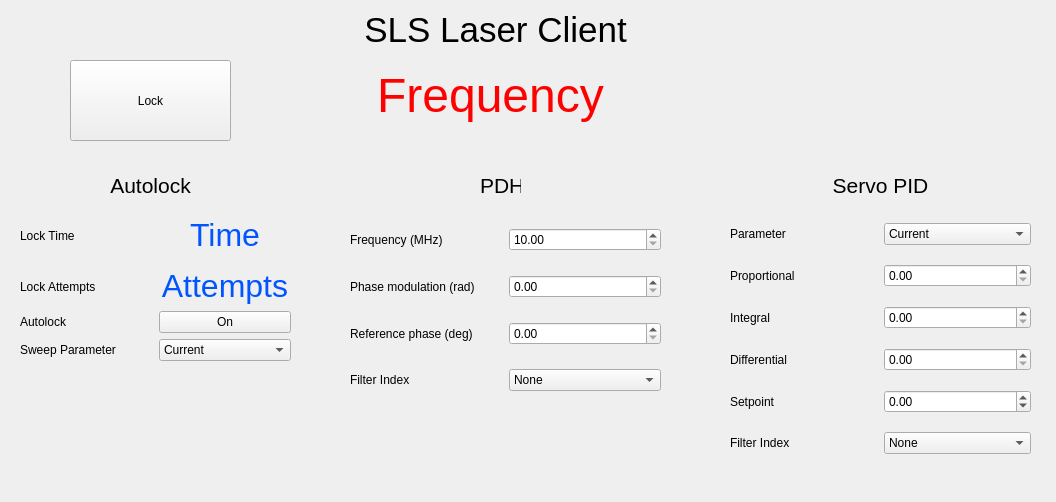
Qt form lib/clients/SLS_client/sls_gui.ui (EGGS-Experiment/EGGS_labrad) before a commit.
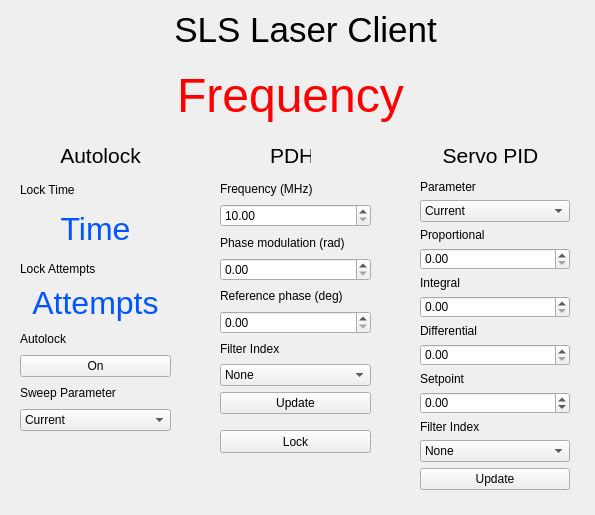
The same form after that commit.

What changed in the file:
```diff
--- a/lib/clients/SLS_client/sls_gui.ui
+++ b/lib/clients/SLS_client/sls_gui.ui
@@ -6,8 +6,8 @@
    <rect>
     <x>0</x>
     <y>0</y>
-    <width>1056</width>
-    <height>502</height>
+    <width>595</width>
+    <height>515</height>
    </rect>
   </property>
   <property name="windowTitle">
@@ -16,8 +16,8 @@
   <widget class="QLabel" name="PDH_label">
    <property name="geometry">
     <rect>
-     <x>480</x>
-     <y>170</y>
+     <x>270</x>
+     <y>140</y>
      <width>41</width>
      <height>31</height>
     </rect>
@@ -29,8 +29,8 @@
   <widget class="QLabel" name="servo_label">
    <property name="geometry">
     <rect>
-     <x>830</x>
-     <y>170</y>
+     <x>440</x>
+     <y>140</y>
      <width>101</width>
      <height>31</height>
     </rect>
@@ -42,8 +42,8 @@
   <widget class="QLabel" name="autolock_label">
    <property name="geometry">
     <rect>
-     <x>110</x>
-     <y>170</y>
+     <x>60</x>
+     <y>140</y>
      <width>81</width>
      <height>31</height>
     </rect>
@@ -55,7 +55,7 @@
   <widget class="QLabel" name="sls_label">
    <property name="geometry">
     <rect>
-     <x>360</x>
+     <x>170</x>
      <y>10</y>
      <width>271</width>
      <height>41</height>
@@ -68,7 +68,7 @@
   <widget class="QLabel" name="frequency">
    <property name="geometry">
     <rect>
-     <x>330</x>
+     <x>130</x>
      <y>60</y>
      <width>321</width>
      <height>71</height>
@@ -81,10 +81,10 @@
   <widget class="QPushButton" name="lockswitch">
    <property name="geometry">
     <rect>
-     <x>70</x>
-     <y>60</y>
-     <width>161</width>
-     <height>81</height>
+     <x>220</x>
+     <y>430</y>
+     <width>151</width>
+     <height>23</height>
     </rect>
    </property>
    <property name="text">
@@ -94,35 +94,14 @@
   <widget class="QWidget" name="">
    <property name="geometry">
     <rect>
-     <x>350</x>
-     <y>210</y>
-     <width>311</width>
-     <height>201</height>
+     <x>220</x>
+     <y>180</y>
+     <width>151</width>
+     <height>234</height>
     </rect>
    </property>
    <layout class="QGridLayout" name="PDH_layout">
-    <item row="1" column="0">
-     <widget class="QLabel" name="PDH_phasemodulation_label">
-      <property name="text">
-       <string>Phase modulation (rad)</string>
-      </property>
-     </widget>
-    </item>
-    <item row="3" column="0">
-     <widget class="QLabel" name="PDH_filter_label">
-      <property name="text">
-       <string>Filter Index</string>
-      </property>
-     </widget>
-    </item>
-    <item row="2" column="0">
-     <widget class="QLabel" name="PDH_phaseoffset_label">
-      <property name="text">
-       <string>Reference phase (deg)</string>
-      </property>
-     </widget>
-    </item>
-    <item row="2" column="1">
+    <item row="5" column="1">
      <widget class="QDoubleSpinBox" name="PDH_phaseoffset">
       <property name="maximum">
        <double>360.000000000000000</double>
@@ -132,7 +111,7 @@
       </property>
      </widget>
     </item>
-    <item row="3" column="1">
+    <item row="7" column="1">
      <widget class="QComboBox" name="PDH_filter">
       <item>
        <property name="text">
@@ -221,7 +200,7 @@
       </item>
      </widget>
     </item>
-    <item row="1" column="1">
+    <item row="3" column="1">
      <widget class="QDoubleSpinBox" name="PDH_phasemodulation">
       <property name="maximum">
        <double>3.000000000000000</double>
@@ -231,14 +210,42 @@
       </property>
      </widget>
     </item>
-    <item row="0" column="0">
+    <item row="8" column="1">
+     <widget class="QPushButton" name="autolock_toggle_2">
+      <property name="text">
+       <string>Update</string>
+      </property>
+     </widget>
+    </item>
+    <item row="2" column="1">
+     <widget class="QLabel" name="PDH_phasemodulation_label">
+      <property name="text">
+       <string>Phase modulation (rad)</string>
+      </property>
+     </widget>
+    </item>
+    <item row="0" column="1">
      <widget class="QLabel" name="PDH_freq_label">
       <property name="text">
        <string>Frequency (MHz)</string>
       </property>
      </widget>
     </item>
-    <item row="0" column="1">
+    <item row="4" column="1">
+     <widget class="QLabel" name="PDH_phaseoffset_label">
+      <property name="text">
+       <string>Reference phase (deg)</string>
+      </property>
+     </widget>
+    </item>
+    <item row="6" column="1">
+     <widget class="QLabel" name="PDH_filter_label">
+      <property name="text">
+       <string>Filter Index</string>
+      </property>
+     </widget>
+    </item>
+    <item row="1" column="1">
      <widget class="QDoubleSpinBox" name="PDH_freq">
       <property name="minimum">
        <double>10.000000000000000</double>
@@ -256,42 +263,28 @@
   <widget class="QWidget" name="">
    <property name="geometry">
     <rect>
-     <x>730</x>
-     <y>210</y>
-     <width>301</width>
-     <height>261</height>
+     <x>420</x>
+     <y>180</y>
+     <width>150</width>
+     <height>311</height>
     </rect>
    </property>
    <layout class="QGridLayout" name="servo_layout">
-    <item row="1" column="1">
+    <item row="3" column="1">
      <widget class="QDoubleSpinBox" name="servo_p">
       <property name="maximum">
        <double>10000.000000000000000</double>
       </property>
      </widget>
     </item>
-    <item row="1" column="0">
-     <widget class="QLabel" name="servo_p_label">
-      <property name="text">
-       <string>Proportional</string>
-      </property>
-     </widget>
-    </item>
-    <item row="2" column="0">
-     <widget class="QLabel" name="servo_i_label">
-      <property name="text">
-       <string>Integral</string>
-      </property>
-     </widget>
-    </item>
-    <item row="3" column="1">
+    <item row="7" column="1">
      <widget class="QDoubleSpinBox" name="servo_d">
       <property name="maximum">
        <double>1000.000000000000000</double>
       </property>
      </widget>
     </item>
-    <item row="5" column="1">
+    <item row="11" column="1">
      <widget class="QComboBox" name="servo_filter">
       <item>
        <property name="text">
@@ -380,21 +373,7 @@
       </item>
      </widget>
     </item>
-    <item row="0" column="0">
-     <widget class="QLabel" name="servo_param_label">
-      <property name="text">
-       <string>Parameter</string>
-      </property>
-     </widget>
-    </item>
-    <item row="3" column="0">
-     <widget class="QLabel" name="servo_d_label">
-      <property name="text">
-       <string>Differential</string>
-      </property>
-     </widget>
-    </item>
-    <item row="2" column="1">
+    <item row="5" column="1">
      <widget class="QDoubleSpinBox" name="servo_i">
       <property name="maximum">
        <double>1.000000000000000</double>
@@ -404,14 +383,7 @@
       </property>
      </widget>
     </item>
-    <item row="4" column="0">
-     <widget class="QLabel" name="servo_set_label">
-      <property name="text">
-       <string>Setpoint</string>
-      </property>
-     </widget>
-    </item>
-    <item row="4" column="1">
+    <item row="9" column="1">
      <widget class="QDoubleSpinBox" name="servo_set">
       <property name="minimum">
        <double>-1000000.000000000000000</double>
@@ -421,7 +393,7 @@
       </property>
      </widget>
     </item>
-    <item row="0" column="1">
+    <item row="1" column="1">
      <widget class="QComboBox" name="servo_param">
       <item>
        <property name="text">
@@ -440,7 +412,49 @@
       </item>
      </widget>
     </item>
-    <item row="5" column="0">
+    <item row="13" column="1">
+     <widget class="QPushButton" name="autolock_toggle_3">
+      <property name="text">
+       <string>Update</string>
+      </property>
+     </widget>
+    </item>
+    <item row="0" column="1">
+     <widget class="QLabel" name="servo_param_label">
+      <property name="text">
+       <string>Parameter</string>
+      </property>
+     </widget>
+    </item>
+    <item row="2" column="1">
+     <widget class="QLabel" name="servo_p_label">
+      <property name="text">
+       <string>Proportional</string>
+      </property>
+     </widget>
+    </item>
+    <item row="4" column="1">
+     <widget class="QLabel" name="servo_i_label">
+      <property name="text">
+       <string>Integral</string>
+      </property>
+     </widget>
+    </item>
+    <item row="6" column="1">
+     <widget class="QLabel" name="servo_d_label">
+      <property name="text">
+       <string>Differential</string>
+      </property>
+     </widget>
+    </item>
+    <item row="8" column="1">
+     <widget class="QLabel" name="servo_set_label">
+      <property name="text">
+       <string>Setpoint</string>
+      </property>
+     </widget>
+    </item>
+    <item row="10" column="1">
      <widget class="QLabel" name="servo_filter_label">
       <property name="text">
        <string>Filter Index</string>
@@ -453,41 +467,20 @@
    <property name="geometry">
     <rect>
      <x>20</x>
-     <y>210</y>
-     <width>271</width>
-     <height>151</height>
+     <y>180</y>
+     <width>151</width>
+     <height>251</height>
     </rect>
    </property>
    <layout class="QGridLayout" name="autolock_layout">
-    <item row="2" column="0">
-     <widget class="QLabel" name="autolock_attempts_label">
-      <property name="text">
-       <string>Lock Attempts</string>
-      </property>
-     </widget>
-    </item>
-    <item row="3" column="0">
-     <widget class="QLabel" name="autolock_toggle_label">
-      <property name="text">
-       <string>Autolock</string>
-      </property>
-     </widget>
-    </item>
-    <item row="3" column="1">
+    <item row="6" column="1">
      <widget class="QPushButton" name="autolock_toggle">
       <property name="text">
        <string>On</string>
       </property>
      </widget>
     </item>
-    <item row="4" column="0">
-     <widget class="QLabel" name="PDH_phasemodulation_label_4">
-      <property name="text">
-       <string>Sweep Parameter</string>
-      </property>
-     </widget>
-    </item>
-    <item row="4" column="1">
+    <item row="8" column="1">
      <widget class="QComboBox" name="autolock_param">
       <item>
        <property name="text">
@@ -506,27 +499,48 @@
       </item>
      </widget>
     </item>
-    <item row="2" column="1">
+    <item row="4" column="1">
      <widget class="QLabel" name="autolock_attempts">
       <property name="text">
        <string>&lt;html&gt;&lt;head/&gt;&lt;body&gt;&lt;p align=&quot;center&quot;&gt;&lt;span style=&quot; font-size:24pt; color:#0055ff;&quot;&gt;Attempts&lt;/span&gt;&lt;/p&gt;&lt;/body&gt;&lt;/html&gt;</string>
       </property>
      </widget>
     </item>
-    <item row="0" column="1" rowspan="2">
-     <widget class="QLabel" name="autolock_time">
+    <item row="3" column="1">
+     <widget class="QLabel" name="autolock_attempts_label">
       <property name="text">
-       <string>&lt;html&gt;&lt;head/&gt;&lt;body&gt;&lt;p align=&quot;center&quot;&gt;&lt;span style=&quot; font-size:24pt; color:#0055ff;&quot;&gt;Time&lt;/span&gt;&lt;/p&gt;&lt;/body&gt;&lt;/html&gt;</string>
+       <string>Lock Attempts</string>
       </property>
      </widget>
     </item>
-    <item row="0" column="0" rowspan="2">
+    <item row="5" column="1">
+     <widget class="QLabel" name="autolock_toggle_label">
+      <property name="text">
+       <string>Autolock</string>
+      </property>
+     </widget>
+    </item>
+    <item row="0" column="1">
      <widget class="QLabel" name="autolock_time_label">
       <property name="text">
        <string>Lock Time</string>
       </property>
      </widget>
     </item>
+    <item row="1" column="1" rowspan="2">
+     <widget class="QLabel" name="autolock_time">
+      <property name="text">
+       <string>&lt;html&gt;&lt;head/&gt;&lt;body&gt;&lt;p align=&quot;center&quot;&gt;&lt;span style=&quot; font-size:24pt; color:#0055ff;&quot;&gt;Time&lt;/span&gt;&lt;/p&gt;&lt;/body&gt;&lt;/html&gt;</string>
+      </property>
+     </widget>
+    </item>
+    <item row="7" column="1">
+     <widget class="QLabel" name="PDH_phasemodulation_label_4">
+      <property name="text">
+       <string>Sweep Parameter</string>
+      </property>
+     </widget>
+    </item>
    </layout>
   </widget>
  </widget>
```
